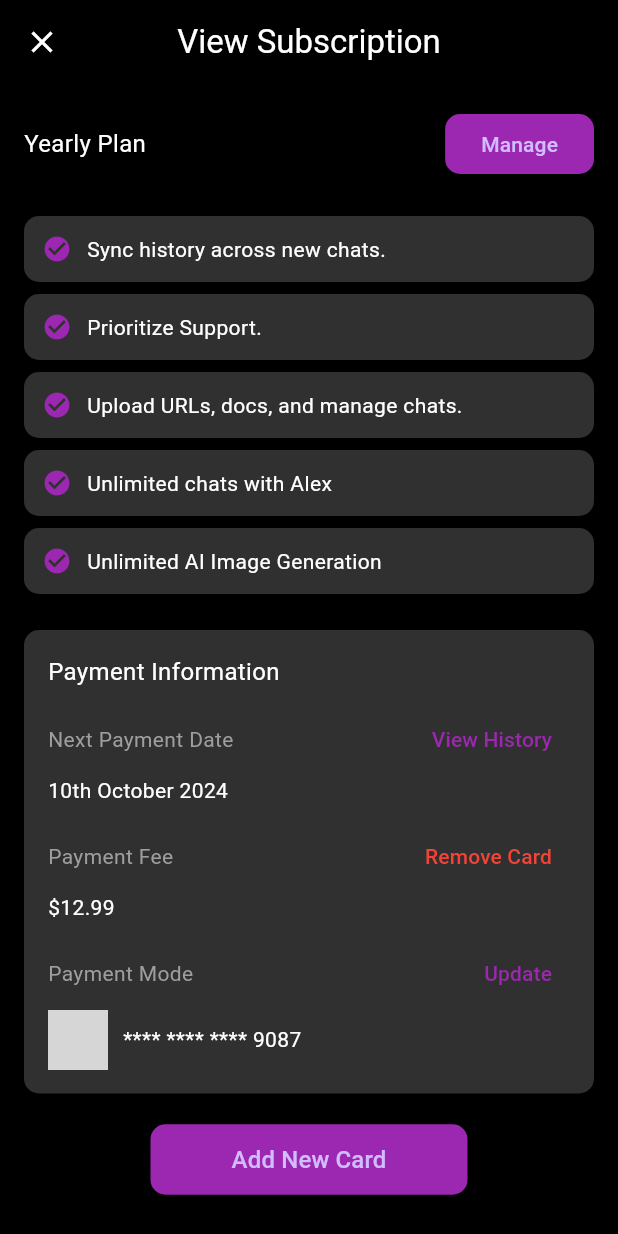
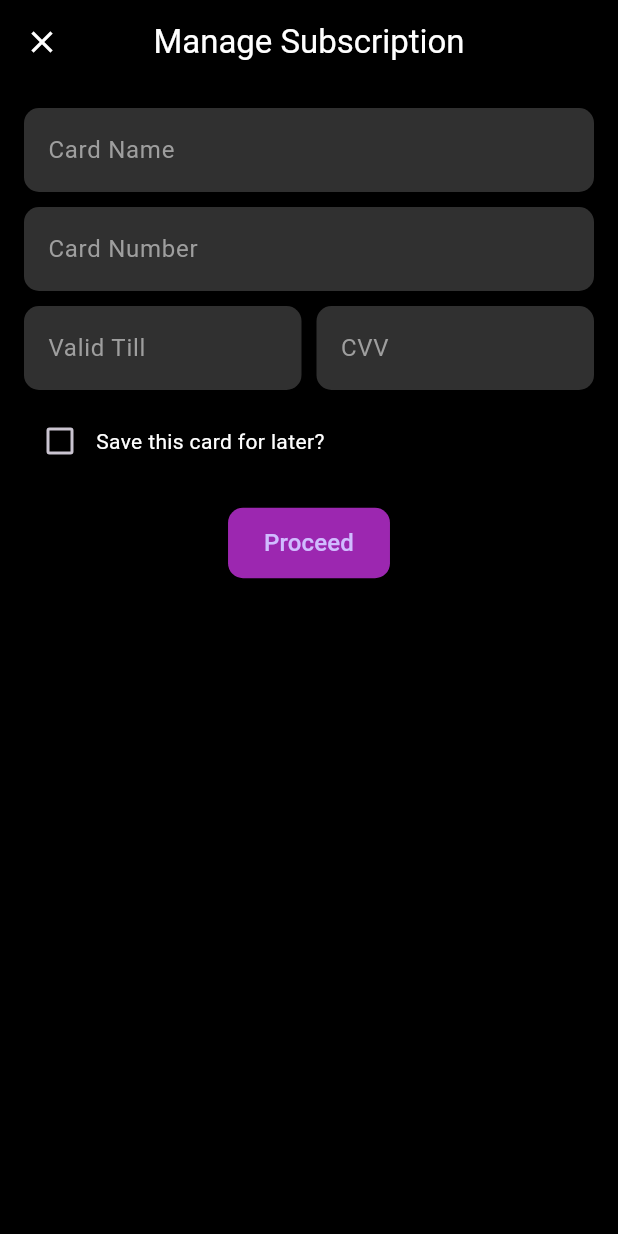
Before and after one commit to manahiljawed-mj/AppDev, a Flutter app: the SubscriptionScreen screen opened directly, after a tap on "Add New Card", on a phone screen of 412 x 824 dp. Run offline on Flutter 3.47's test engine with Material 3 defaults, Android fonts, the phone set to English and light mode, and no system bars; our stand-ins replace country_picker, image_picker; grey boxes are pictures that could not be loaded.

Commit message:
subscription module done

```diff
--- a/alex_grant_ai/lib/main.dart
+++ b/alex_grant_ai/lib/main.dart
@@ -19,8 +19,7 @@ class FigmaToCodeApp extends StatelessWidget {
       theme: ThemeData.dark().copyWith(
         scaffoldBackgroundColor: const Color.fromARGB(255, 18, 32, 47),
       ),
-      home:
-          ChangePinConfirmationScreen(), // Set the SplashScreen widget as home
+      home: SplashScreen(), // Set the SplashScreen widget as home
     );
   }
 }
--- /dev/null
+++ b/alex_grant_ai/lib/screens/manageDebitCardScreen.dart
@@ -0,0 +1,145 @@
+import 'package:flutter/material.dart';
+
+class ManageSubscriptionScreen extends StatelessWidget {
+  @override
+  Widget build(BuildContext context) {
+    return Scaffold(
+      backgroundColor: Colors.black,
+      appBar: AppBar(
+        backgroundColor: Colors.black,
+        elevation: 0,
+        leading: IconButton(
+          icon: Icon(Icons.close, color: Colors.white),
+          onPressed: () {
+            Navigator.pop(context);
+          },
+        ),
+        title: Text(
+          'Manage Subscription',
+          style: TextStyle(color: Colors.white),
+        ),
+        centerTitle: true,
+      ),
+      body: Padding(
+        padding: const EdgeInsets.all(16.0),
+        child: Column(
+          children: [
+            _buildTextField('Card Name', 'Adelia Larsson'),
+            SizedBox(height: 10),
+            _buildTextField('Card Number', '1092 3450 8282 9029'),
+            SizedBox(height: 10),
+            Row(
+              children: [
+                Expanded(child: _buildTextField('Valid Till', 'MM/YY')),
+                SizedBox(width: 10),
+                Expanded(child: _buildTextField('CVV', '123')),
+              ],
+            ),
+            SizedBox(height: 10),
+            Row(
+              children: [
+                Checkbox(
+                  value: false,
+                  onChanged: (value) {},
+                  activeColor: Colors.purple,
+                ),
+                Text(
+                  'Save this card for later?',
+                  style: TextStyle(color: Colors.white),
+                ),
+              ],
+            ),
+            SizedBox(height: 20),
+            ElevatedButton(
+              onPressed: () {
+                _showSuccessDialog(context);
+              },
+              style: ElevatedButton.styleFrom(
+                backgroundColor: Colors.purple,
+                shape: RoundedRectangleBorder(
+                  borderRadius: BorderRadius.circular(10),
+                ),
+              ),
+              child: Padding(
+                padding: const EdgeInsets.symmetric(vertical: 12.0),
+                child: Text(
+                  'Proceed',
+                  style: TextStyle(fontSize: 16),
+                ),
+              ),
+            ),
+          ],
+        ),
+      ),
+    );
+  }
+
+  Widget _buildTextField(String label, String placeholder) {
+    return TextField(
+      style: TextStyle(color: Colors.white),
+      decoration: InputDecoration(
+        labelText: label,
+        labelStyle: TextStyle(color: Colors.grey),
+        hintText: placeholder,
+        hintStyle: TextStyle(color: Colors.grey),
+        filled: true,
+        fillColor: Colors.grey[850],
+        border: OutlineInputBorder(
+          borderRadius: BorderRadius.circular(10),
+          borderSide: BorderSide.none,
+        ),
+      ),
+    );
+  }
+
+  void _showSuccessDialog(BuildContext context) {
+    showDialog(
+      context: context,
+      builder: (BuildContext context) {
+        return Dialog(
+          backgroundColor: Colors.grey[900],
+          shape: RoundedRectangleBorder(
+            borderRadius: BorderRadius.circular(20),
+          ),
+          child: Padding(
+            padding: const EdgeInsets.all(20.0),
+            child: Column(
+              mainAxisSize: MainAxisSize.min,
+              children: [
+                Text(
+                  'Card added successfully!',
+                  style: TextStyle(color: Colors.white, fontSize: 18),
+                  textAlign: TextAlign.center,
+                ),
+                SizedBox(height: 20),
+                ElevatedButton(
+                  onPressed: () {
+                    Navigator.pop(context); // Close the dialog
+                    Navigator.pop(
+                        context); // Navigate back to the previous screen
+                  },
+                  style: ElevatedButton.styleFrom(
+                    backgroundColor: Colors.purple,
+                    shape: RoundedRectangleBorder(
+                      borderRadius: BorderRadius.circular(10),
+                    ),
+                  ),
+                  child: Padding(
+                    padding: const EdgeInsets.symmetric(
+                      horizontal: 20,
+                      vertical: 10,
+                    ),
+                    child: Text(
+                      'Done',
+                      style: TextStyle(fontSize: 16),
+                    ),
+                  ),
+                ),
+              ],
+            ),
+          ),
+        );
+      },
+    );
+  }
+}
--- a/alex_grant_ai/lib/screens/viewSubscription.dart
+++ b/alex_grant_ai/lib/screens/viewSubscription.dart
@@ -1,6 +1,12 @@
 import 'package:flutter/material.dart';
+import 'subscriptionPricing.dart'; // Import the PricingScreen
+import 'manageDebitCardScreen.dart'; // Import the ManageSubscriptionScreen
 
 class SubscriptionScreen extends StatelessWidget {
+  final String selectedPlan;
+
+  SubscriptionScreen({this.selectedPlan = 'Yearly Plan'});
+
   @override
   Widget build(BuildContext context) {
     return Scaffold(
@@ -25,29 +31,34 @@ class SubscriptionScreen extends StatelessWidget {
         child: Column(
           crossAxisAlignment: CrossAxisAlignment.start,
           children: [
-            _buildPlanSection(),
+            _buildPlanSection(context),
             SizedBox(height: 20),
             _buildFeaturesSection(),
             SizedBox(height: 20),
             _buildPaymentInfoSection(),
             SizedBox(height: 20),
-            _buildAddCardButton(),
+            _buildAddCardButton(context),
           ],
         ),
       ),
     );
   }
 
-  Widget _buildPlanSection() {
+  Widget _buildPlanSection(BuildContext context) {
     return Row(
       mainAxisAlignment: MainAxisAlignment.spaceBetween,
       children: [
         Text(
-          'Yearly Plan',
+          selectedPlan,
           style: TextStyle(color: Colors.white, fontSize: 16),
         ),
         ElevatedButton(
-          onPressed: () {},
+          onPressed: () {
+            Navigator.push(
+              context,
+              MaterialPageRoute(builder: (context) => PricingScreen()),
+            );
+          },
           style: ElevatedButton.styleFrom(
             backgroundColor: Colors.purple,
             shape: RoundedRectangleBorder(
@@ -178,10 +189,17 @@ class SubscriptionScreen extends StatelessWidget {
     );
   }
 
-  Widget _buildAddCardButton() {
+  Widget _buildAddCardButton(BuildContext context) {
     return Center(
       child: ElevatedButton(
-        onPressed: () {},
+        onPressed: () {
+          Navigator.push(
+            context,
+            MaterialPageRoute(
+              builder: (context) => ManageSubscriptionScreen(),
+            ),
+          );
+        },
         style: ElevatedButton.styleFrom(
           backgroundColor: Colors.purple,
           shape: RoundedRectangleBorder(
```
Also changed, not shown: alex_grant_ai/lib/screens/manageSubscription.dart (added, +82 -0 lines), alex_grant_ai/lib/screens/profile.dart (+21 -15 lines), alex_grant_ai/lib/screens/subscriptionHistoryScreen.dart (added, +130 -0 lines), alex_grant_ai/lib/screens/subscriptionPricing.dart (added, +274 -0 lines). Lines whose indentation alone changed are shown as unchanged.
